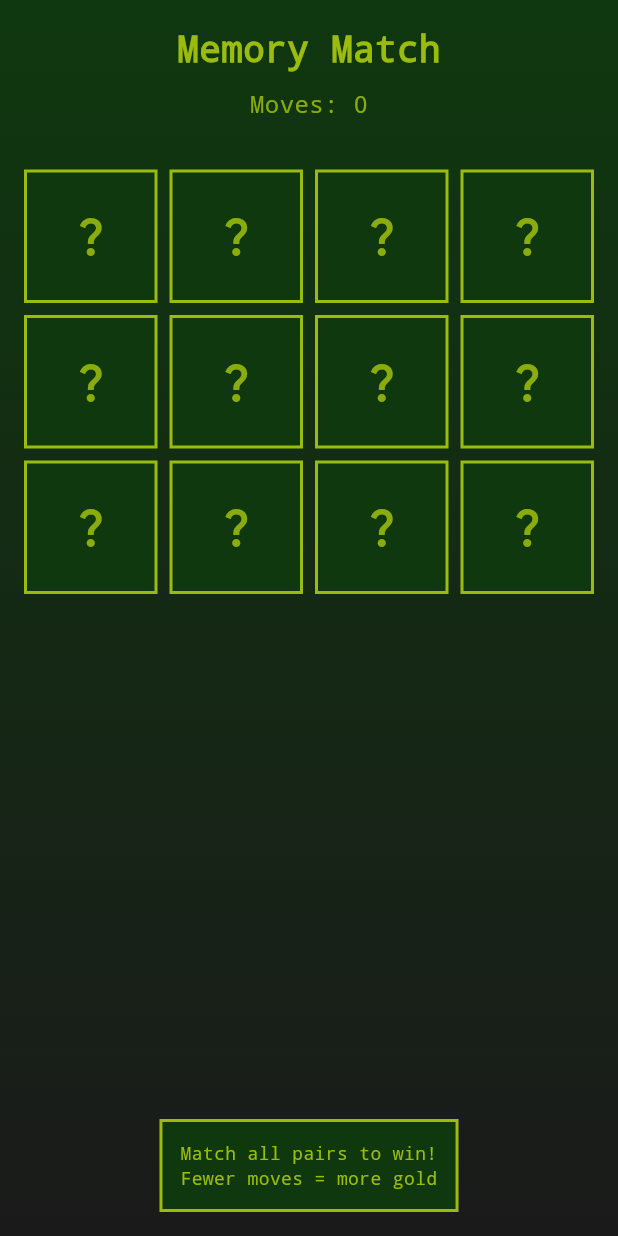
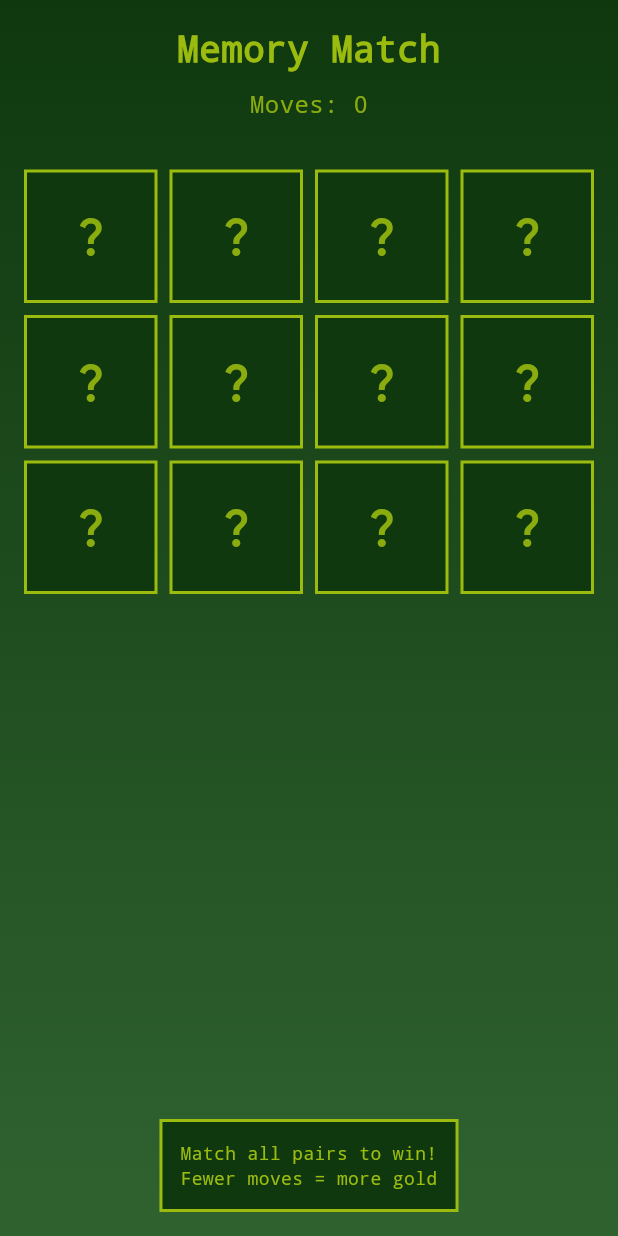
Before and after one commit to Gameaday/sol, a Flutter app: the MemoryMatchMiniGame screen opened directly with empty values, on a phone screen of 412 x 824 dp. Run offline on Flutter 3.47's test engine with Material 3 defaults, Android fonts, the phone set to English and light mode, and no system bars; our stand-ins replace in_app_purchase, shared_preferences; missing offline and left inert: flame; accounts and stored records are empty.

Commit message:
Fix code review issues: clean up string concatenation and color palette consistency
Co-authored-by: Gameaday <6642855+Gameaday@users.noreply.github.com>

```diff
--- a/lib/screens/inventory_screen.dart
+++ b/lib/screens/inventory_screen.dart
@@ -267,7 +267,10 @@ class _InventoryScreenState extends State<InventoryScreen> {
                 if (item.healHp != null || item.healMp != null) ...[
                   const SizedBox(height: 4),
                   Text(
-                    '${item.healHp != null ? "HP+${item.healHp}" : ""} ${item.healMp != null ? "MP+${item.healMp}" : ""}',
+                    [
+                      if (item.healHp != null) 'HP+${item.healHp}',
+                      if (item.healMp != null) 'MP+${item.healMp}',
+                    ].join(' '),
                     style: const TextStyle(
                       fontSize: 10,
                       color: Color(0xFF9bbc0f),
--- a/lib/screens/minigame_memory_match.dart
+++ b/lib/screens/minigame_memory_match.dart
@@ -93,7 +93,7 @@ class _MemoryMatchMiniGameState extends State<MemoryMatchMiniGame> {
             end: Alignment.bottomCenter,
             colors: [
               Color(0xFF0f380f),
-              Color(0xFF1a1a1a),
+              Color(0xFF306230),
             ],
           ),
         ),
```
Also changed, not shown: lib/screens/shop_screen.dart (+8 -2 lines).
